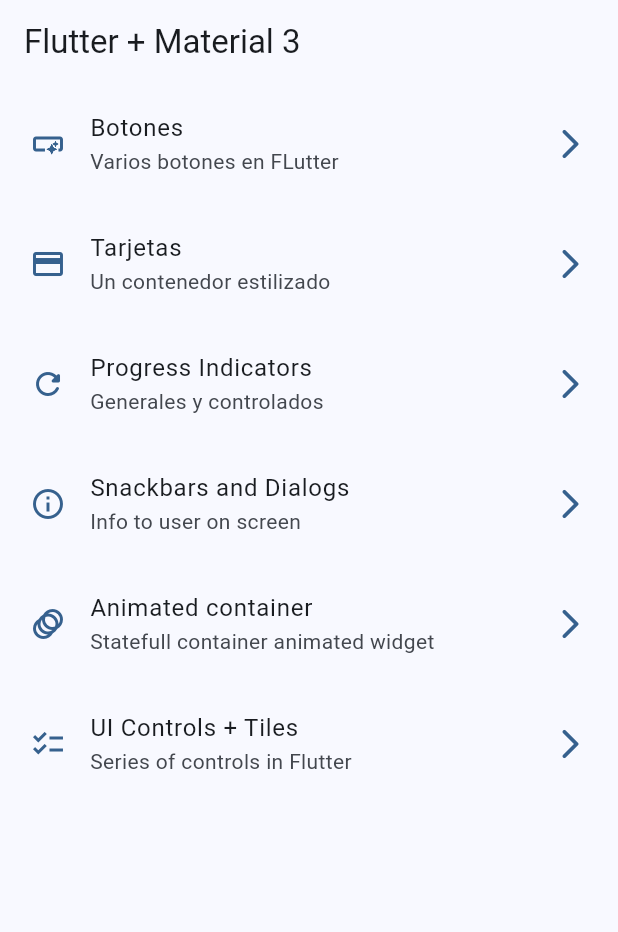
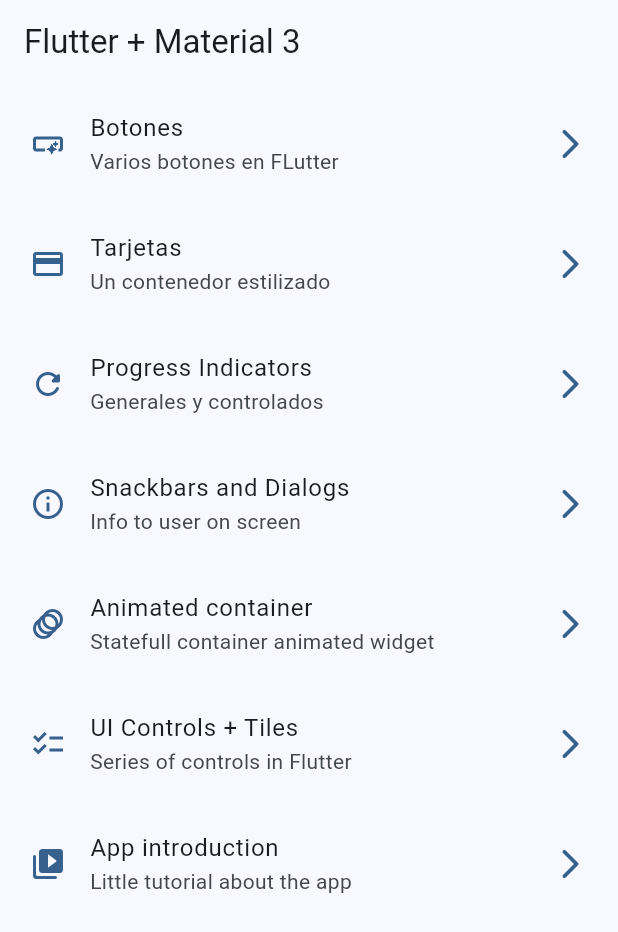
Before and after one commit to MauricioCorzo/widgets_app_flutter, a Flutter app: the screen it shows after launch, on a phone screen of 412 x 824 dp. Shown: the top 932 px of the screen. Run offline on Flutter 3.47's test engine with Material 3 defaults, Android fonts, the phone set to English and light mode, and no system bars; our stand-ins replace go_router.

Commit message:
tutorial link added

```diff
--- a/lib/config/menu/menu_items.dart
+++ b/lib/config/menu/menu_items.dart
@@ -51,4 +51,10 @@ const appMenuItems = <MenuItem>[
     link: "/ui-controls",
     icon: Icons.checklist_sharp,
   ),
+  MenuItem(
+    title: "App introduction",
+    subTitle: "Little tutorial about the app",
+    link: "/tutorial",
+    icon: Icons.video_collection_rounded,
+  ),
 ];
--- a/lib/config/router/app_router.dart
+++ b/lib/config/router/app_router.dart
@@ -4,6 +4,7 @@ import 'package:go_router/go_router.dart'
 import 'package:widgets_app/presentation/screens/animated/animated_screen.dart';
 import 'package:widgets_app/presentation/screens/screens.dart'
     show
+        AppTutorialScreen,
         ButtonsScreen,
         CardsScreen,
         HomeScreen,
@@ -69,6 +70,15 @@ final appRouter = GoRouter(
       },
       // builder: (context, state) => const CardsScreen(),
     ),
+    GoRoute(
+      path: '/tutorial',
+      name: AppTutorialScreen.name,
+      pageBuilder: (context, state) {
+        //Custom page transition example
+        return cupertinolikePageTransition(child: const AppTutorialScreen());
+      },
+      // builder: (context, state) => const CardsScreen(),
+    ),
   ],
 );
 
```
